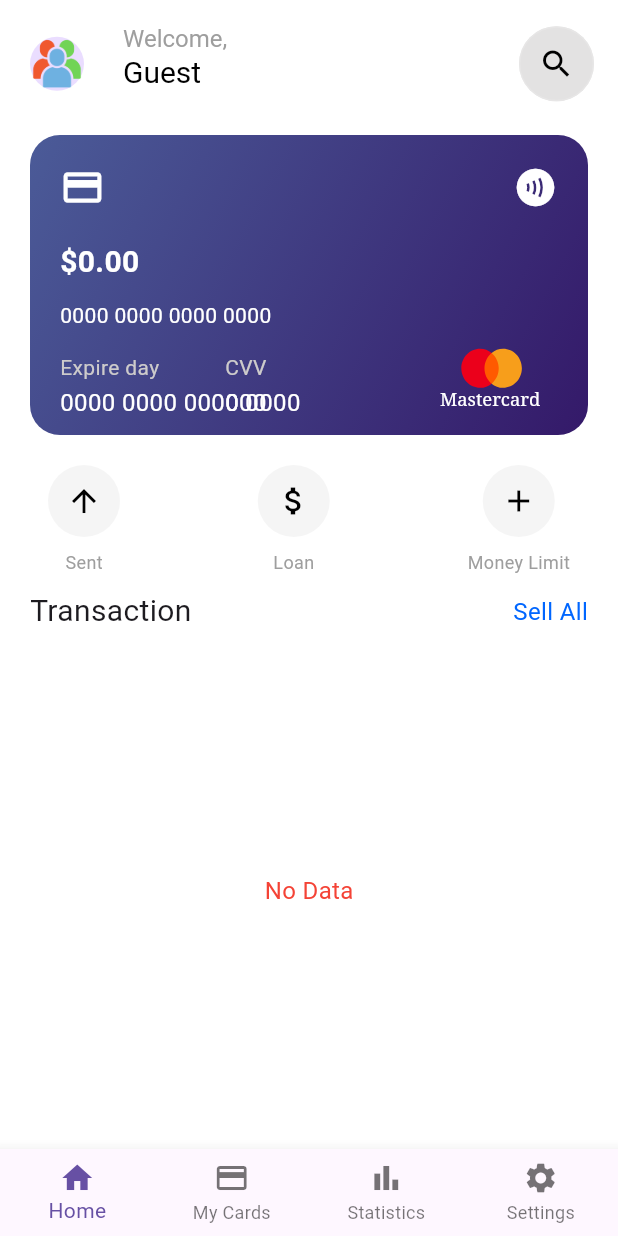
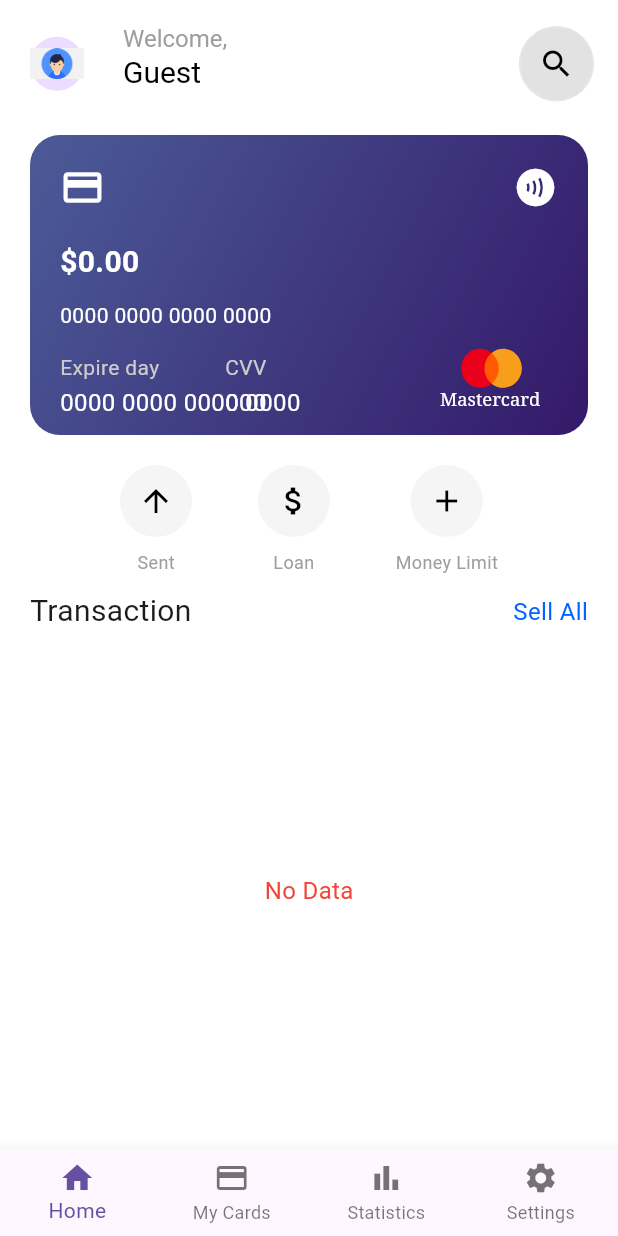
Before and after one commit to xuantruong1106/dacn3, a Flutter app: the UserScreen screen opened directly with empty values, on a phone screen of 412 x 824 dp. Run offline on Flutter 3.47's test engine with Material 3 defaults, Android fonts, the phone set to English and light mode, and no system bars; our stand-ins replace fl_chart, flutter_dotenv, flutter_svg, google_fonts; missing offline and left inert: postgres, web3dart; network calls fail.

Commit message:
fix interface

```diff
--- a/lib/connect/database_connect.dart
+++ b/lib/connect/database_connect.dart
@@ -5,11 +5,11 @@ class DatabaseConnection {
 
   // khi chạy trên windows app: dùng host: localhost
   // khi chạy trên giả lập: dùng host: 10.0.2.2
-  final String localhost = '10.0.2.2';
-  final int port = 5433;
+  final String localhost = 'localhost';
+  final int port = 5434;
   final String databaseName = 'dacn3';
   final String username = 'postgres';
-  final String password = '12345';
+  final String password = 'andubadao123';
 
   DatabaseConnection() {
     connection = PostgreSQLConnection(
--- a/lib/main.dart
+++ b/lib/main.dart
@@ -1,4 +1,5 @@
-import 'package:dacn3/screens/user/home_2.dart';
+import 'package:dacn3/screens/home_ui.dart';
+import 'package:dacn3/screens/user/home.dart';
 import 'package:dacn3/screens/user/send_money.dart';
 import 'package:dacn3/screens/user/statistics.dart';
 import 'package:flutter/material.dart';
--- a/lib/screens/user/home_2.dart
+++ b/lib/screens/user/home.dart
@@ -3,9 +3,9 @@ import 'package:google_fonts/google_fonts.dart';
 import 'package:dacn3/connect/database_connect.dart';
 import 'package:flutter_svg/flutter_svg.dart';
 
-class Home2 extends StatefulWidget {
+class Home extends StatefulWidget {
   final int userId;
-  Home2({super.key, required this.userId});
+  Home({super.key, required this.userId});
 
   final db = DatabaseConnection();
 
@@ -15,7 +15,7 @@ class Home2 extends StatefulWidget {
   }
 }
 
-class Home2State extends State<Home2> {
+class Home2State extends State<Home> {
   // late bool isLoading;
   late List<Map<String, dynamic>> dataUser;
   late List<Map<String, dynamic>> dataTransaction;
@@ -33,17 +33,21 @@ class Home2State extends State<Home2> {
 
   Future<void> getInfoUser() async {
     try {
+      if (widget.db.connection?.isClosed ?? true) {
         await widget.db.connect();
-      // ignore: avoid_print
-      print(widget.userId);
+      }
+
+      print('Fetching user info for ID: ${widget.userId}');
+
       final results = await widget.db.executeQuery(
           'SELECT * FROM get_user_and_card_info(@id);',
           substitutionValues: {
             'id': widget.userId,
           });
       // ignore: avoid_print
-      print(results);
+      print('Query Results: $results');
 
+      if (results.isNotEmpty) {
         setState(() {
           dataUser = results
               .map((row) => {
@@ -62,22 +66,28 @@ class Home2State extends State<Home2> {
                   })
               .toList();
         });
-    } catch (e) {
+      } else {
+        print('No user data found for ID: ${widget.userId}');
+      }
+    } catch (e, stackTrace) {
       // ignore: avoid_print
-      print('Error: $e');
+      print('Error fetching user info: $e');
+      print('Stack trace: $stackTrace');
     } finally {
+      if (widget.db.connection?.isClosed == false) {
         await widget.db.connection?.close();
-      // ignore: avoid_print
-      print('Connection closed for getInfoUser');
+        print('Database connection closed');
+      }
     }
   }
 
   Future? getInfoTransaction() async {
     try {
+      if (widget.db.connection?.isClosed ?? true) {
         await widget.db.connect();
+      }
 
-      // ignore: avoid_print
-      print('Connected to the database');
+      print('Fetching transaction info for user ID: ${widget.userId}');
 
       final results = await widget.db.executeQuery(
           'SELECT * FROM get_basic_transaction_info(@id);',
@@ -85,6 +95,7 @@ class Home2State extends State<Home2> {
             'id': widget.userId,
           });
 
+      if (results.isNotEmpty) {
         setState(() {
           if (dataTransaction.isEmpty) {
             dataTransaction = results
@@ -97,15 +108,19 @@ class Home2State extends State<Home2> {
                 .toList();
           }
         });
+      } else {
+        print("No transaction data found for user ID: ${widget.userId}");
+      }
       // ignore: avoid_print
-      print(dataTransaction);
-    } catch (e) {
-      // ignore: avoid_print
-      print('Error: $e');
+      print('Transaction Data: $dataTransaction');
+    } catch (e, stackTrace) {
+      print('Error fetching transaction data: $e');
+      print('Stack trace: $stackTrace');
     } finally {
+      if (widget.db.connection?.isClosed == false) {
         await widget.db.connection?.close();
-      // ignore: avoid_print
-      print('Connection closed for getInfoTransaction');
+        print('Database connection closed');
+      }
     }
   }
 
@@ -116,14 +131,17 @@ class Home2State extends State<Home2> {
       appBar: AppBar(
         backgroundColor: Colors.white,
         toolbarHeight: 70.0,
-        leading: Container(
+        leading: GestureDetector(
+          onTap: () {},
+          child: Container(
             margin: const EdgeInsets.only(left: 20, top: 15),
             width: 60,
             height: 60,
             child: CircleAvatar(
               radius: 30,
               child: Image.asset(
-              "assets/avatar.png",
+                "assets/user.png",
+              ),
             ),
           ),
         ),
@@ -307,13 +325,25 @@ class Home2State extends State<Home2> {
             // Action Buttons
             Padding(
               padding:
-                  const EdgeInsets.only(top: 20.0, left: 32.0, right: 32.0),
+                  const EdgeInsets.only(top: 20.0, left: 80.0, right: 80.0),
               child: Row(
                 mainAxisAlignment: MainAxisAlignment.spaceBetween,
                 children: [
-                  _buildActionButton(Icons.arrow_upward, 'Sent'),
-                  _buildActionButton(Icons.attach_money, 'Loan'),
-                  _buildActionButton(Icons.add, 'Money Limit'),
+                  _buildActionButton(
+                      Icons.arrow_upward,
+                      'Sent',
+                      () => Navigator.pushNamed(context, '/send_money',
+                          arguments: widget.userId)),
+                  _buildActionButton(
+                      Icons.attach_money,
+                      'Loan',
+                      () => Navigator.pushNamed(context, '/my_card',
+                          arguments: widget.userId)),
+                  _buildActionButton(
+                      Icons.add,
+                      'Money Limit',
+                      () => Navigator.pushNamed(context, '/my_card',
+                          arguments: widget.userId)),
                 ],
               ),
             ),
@@ -451,16 +481,20 @@ class Home2State extends State<Home2> {
     );
   }
 
-  Widget _buildActionButton(IconData icon, String label) {
+  Widget _buildActionButton(IconData icon, String label, VoidCallback onTap) {
     return Column(
       children: [
-        Container(
+        InkWell(
+          onTap: onTap, // Gán sự kiện click
+          borderRadius: BorderRadius.circular(50), // Bo góc khi click
+          child: Container(
             padding: const EdgeInsets.all(12),
             decoration: BoxDecoration(
               color: Colors.grey.shade100,
               shape: BoxShape.circle,
             ),
             child: Icon(icon, color: Colors.black),
+          ),
         ),
         const SizedBox(height: 8),
         Text(
--- a/lib/screens/user/send_money.dart
+++ b/lib/screens/user/send_money.dart
@@ -1,7 +1,11 @@
+import 'package:dacn3/connect/database_connect.dart';
 import 'package:flutter/material.dart';
 
 class SendMoneyScreen extends StatelessWidget {
-  const SendMoneyScreen({Key? key}) : super(key: key);
+  final int userId;
+  SendMoneyScreen({super.key, required this.userId});
+
+  final db = DatabaseConnection();
 
   @override
   Widget build(BuildContext context) {
--- a/lib/screens/user/user.dart
+++ b/lib/screens/user/user.dart
@@ -2,7 +2,7 @@ import 'package:flutter/material.dart';
 import 'package:dacn3/screens/user/statistics.dart';
 import 'package:dacn3/screens/account_info/settings.dart';
 import 'package:dacn3/screens/user/my_card.dart';
-import 'package:dacn3/screens/user/home_2.dart';
+import 'package:dacn3/screens/user/home.dart';
 
 void main(List<String> arguments) async {
   WidgetsFlutterBinding.ensureInitialized();
@@ -21,7 +21,6 @@ void main(List<String> arguments) async {
 }
 
 class UserScreen extends StatefulWidget {
-
   final int userId;
 
   const UserScreen({super.key, required this.userId});
@@ -40,7 +39,7 @@ class _UserScreenState extends State<UserScreen> {
   void initState() {
     super.initState();
     _widgetOptions = <Widget>[
-      Home2(userId: widget.userId),
+      Home(userId: widget.userId),
       MyCardsScreen(userId: widget.userId),
       StatisticsScreen(),
       SettingsScreen(),
```
Also changed, not shown: lib/screens/account_info/settings.dart (+16 -3 lines), lib/screens/home_ui.dart (renamed from lib/screens/home.dart, +5 -8 lines), lib/screens/user/statistics.dart (+0 -20 lines). Lines whose indentation alone changed are shown as unchanged.
